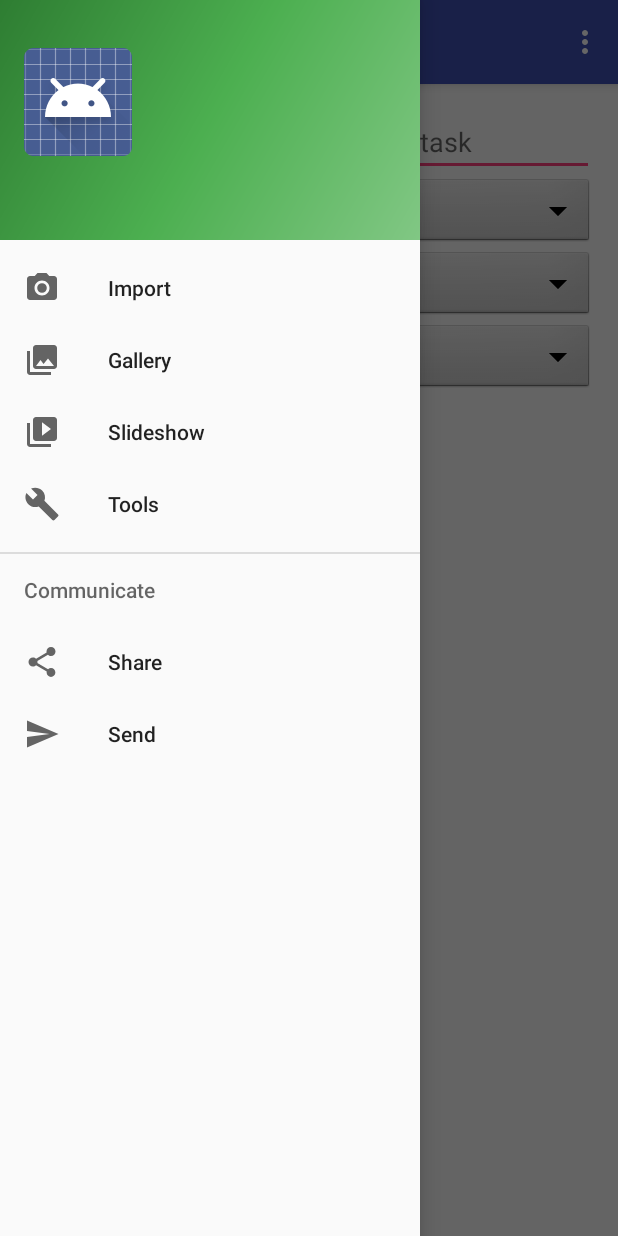
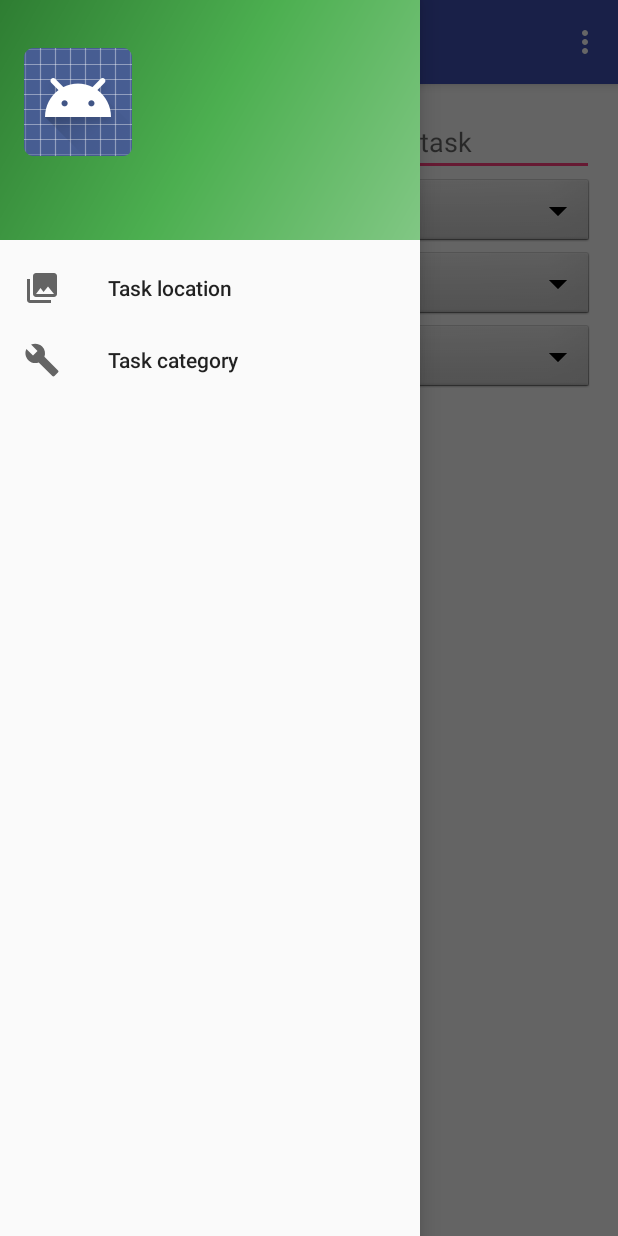
Before and after one commit to DimaGirya/OTSProject, an Android app: the AddTaskActivity screen opened directly, with no data from a screen before it, with the side drawer open, on a phone screen of 412 x 824 dp. Run offline under Robolectric (Android 15) with nearby library versions, the phone set to English and light mode, and no system bars; libraries missing offline, so code that uses them is left out: com.parse; 3 statements that could not run were skipped.

Commit message:
Xml cleaning done

```diff
--- a/app/src/main/res/layout/activity_add_employee_activity_nav.xml
+++ b/app/src/main/res/layout/activity_add_employee_activity_nav.xml
@@ -20,6 +20,6 @@
         android:layout_gravity="start"
         android:fitsSystemWindows="true"
         app:headerLayout="@layout/nav_header_add_employee_activity_nav"
-        app:menu="@menu/activity_add_employee_activity_nav_drawer" />
+        app:menu="@menu/drawer_manager" />
 
 </android.support.v4.widget.DrawerLayout>
--- a/app/src/main/res/layout/activity_add_task.xml
+++ b/app/src/main/res/layout/activity_add_task.xml
@@ -21,6 +21,6 @@
         android:layout_gravity="start"
         android:fitsSystemWindows="true"
         app:headerLayout="@layout/nav_header_add_task"
-        app:menu="@menu/activity_add_task_drawer" />
+        app:menu="@menu/drawer_manager" />
 
 </android.support.v4.widget.DrawerLayout>
--- a/app/src/main/res/layout/activity_edit_team_activity_nav.xml
+++ b/app/src/main/res/layout/activity_edit_team_activity_nav.xml
@@ -20,6 +20,6 @@
         android:layout_gravity="start"
         android:fitsSystemWindows="true"
         app:headerLayout="@layout/nav_header_edit_team_activity_nav"
-        app:menu="@menu/activity_edit_team_activity_nav_drawer" />
+        app:menu="@menu/drawer_manager" />
 
 </android.support.v4.widget.DrawerLayout>
--- a/app/src/main/res/menu/activity_add_task_drawer.xml
+++ /dev/null
@@ -1,36 +0,0 @@
-<?xml version="1.0" encoding="utf-8"?>
-<menu xmlns:android="http://schemas.android.com/apk/res/android">
-
-    <group android:checkableBehavior="single">
-        <item
-            android:id="@+id/nav_camera"
-            android:icon="@drawable/ic_menu_camera"
-            android:title="Import" />
-        <item
-            android:id="@+id/nav_gallery"
-            android:icon="@drawable/ic_menu_gallery"
-            android:title="Gallery" />
-        <item
-            android:id="@+id/nav_slideshow"
-            android:icon="@drawable/ic_menu_slideshow"
-            android:title="Slideshow" />
-        <item
-            android:id="@+id/nav_manage"
-            android:icon="@drawable/ic_menu_manage"
-            android:title="Tools" />
-    </group>
-
-    <item android:title="Communicate">
-        <menu>
-            <item
-                android:id="@+id/nav_share"
-                android:icon="@drawable/ic_menu_share"
-                android:title="Share" />
-            <item
-                android:id="@+id/nav_send"
-                android:icon="@drawable/ic_menu_send"
-                android:title="Send" />
-        </menu>
-    </item>
-
-</menu>
--- a/app/src/main/res/menu/add_task.xml
+++ /dev/null
@@ -1,8 +0,0 @@
-<?xml version="1.0" encoding="utf-8"?>
-<menu xmlns:android="http://schemas.android.com/apk/res/android"
-    xmlns:app="http://schemas.android.com/apk/res-auto">
-    <item android:id="@+id/action_settings"
-        android:title="@string/action_settings"
-        android:orderInCategory="100"
-        app:showAsAction="never" />
-</menu>
--- /dev/null
+++ b/app/src/main/res/menu/drawer_manager.xml
@@ -0,0 +1,15 @@
+<?xml version="1.0" encoding="utf-8"?>
+<menu xmlns:android="http://schemas.android.com/apk/res/android">
+
+    <group android:checkableBehavior="single">
+        <item
+            android:id="@+id/taskLocationOption"
+            android:icon="@drawable/ic_menu_gallery"
+            android:title="@string/taskLocation" />
+        <item
+            android:id="@+id/taskCategoryOption"
+            android:icon="@drawable/ic_menu_manage"
+            android:title="@string/taskCategory" />
+    </group>
+
+</menu>
--- a/app/src/main/res/values/strings.xml
+++ b/app/src/main/res/values/strings.xml
@@ -41,4 +41,7 @@
     <string name="selectCategory">Select category</string>
     <string name="taskDateTime">Task date time</string>
     <string name="waiting">waiting</string>
+    <string name="taskLocation">Task location</string>
+    <string name="addTask">Add task</string>
+    <string name="taskCategory">Task category</string>
 </resources>
```
Also changed, not shown: app/src/main/java/dima/liza/mobile/shenkar/com/otsproject/activity/AddEmployeeActivity.java (+12 -14 lines), app/src/main/java/dima/liza/mobile/shenkar/com/otsproject/activity/AddTaskActivity.java (+14 -14 lines), app/src/main/java/dima/liza/mobile/shenkar/com/otsproject/activity/EditTeamActivity.java (+13 -14 lines), app/src/main/res/menu/activity_add_employee_activity_nav_drawer.xml (deleted, +0 -36 lines), app/src/main/res/menu/activity_edit_team_activity_nav_drawer.xml (deleted, +0 -36 lines), app/src/main/res/menu/activity_task_drawer.xml (deleted, +0 -36 lines), app/src/main/res/menu/edit_team_activity_nav.xml (deleted, +0 -14 lines), app/src/main/res/menu/task.xml (deleted, +0 -9 lines), app/src/main/res/menu/menu.xml (renamed from app/src/main/res/menu/add_employee_activity_nav.xml).
